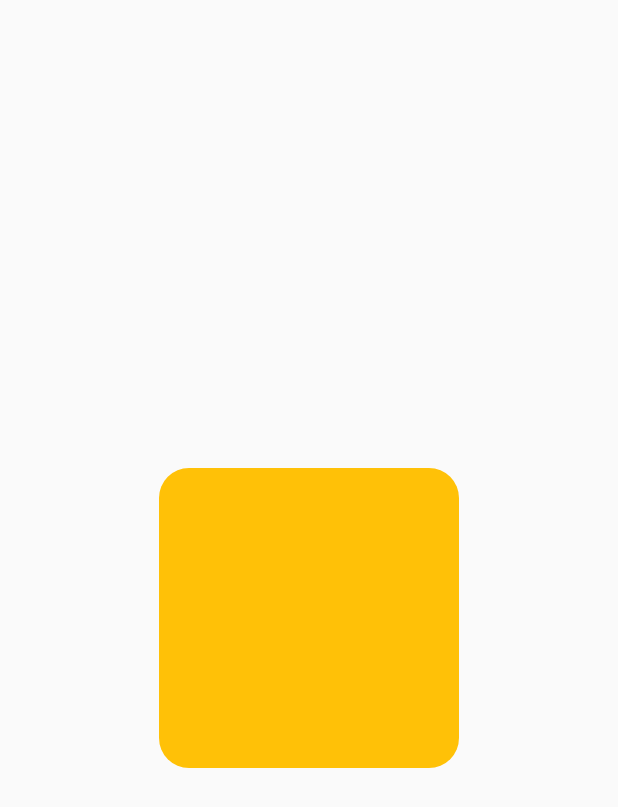
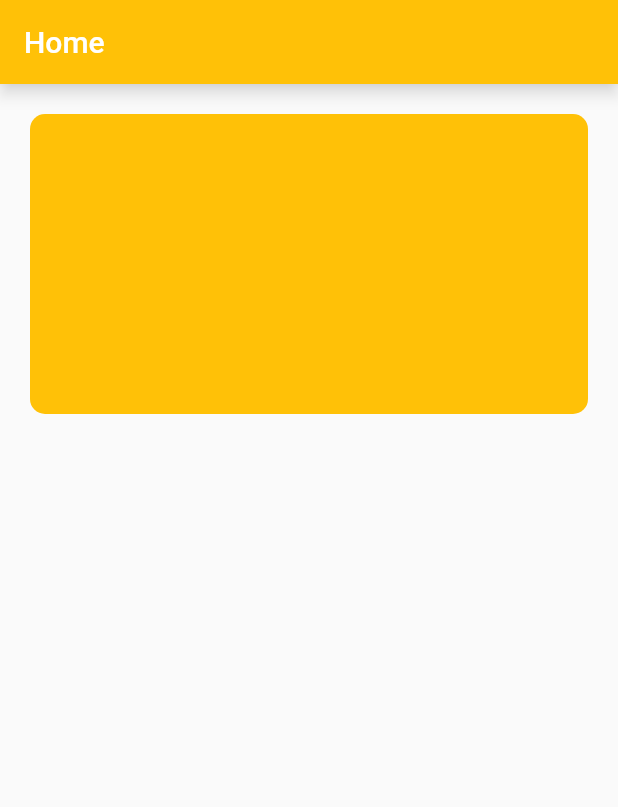
Before and after one commit to gottfriedhq/t_containers, a Flutter app: the screen it shows after launch, on a phone screen of 412 x 824 dp. Shown: the top 807 px of the screen. Run offline on Flutter 3.47's test engine with Material 2 defaults, Android fonts, the phone set to English and light mode, and no system bars.

Commit message:
AppBar & Rectangular Container

```diff
--- a/lib/home-page.dart
+++ b/lib/home-page.dart
@@ -6,14 +6,18 @@ class HomePage extends StatelessWidget {
   @override
   Widget build(BuildContext context) {
     return Scaffold(
-      body: Center(
-        child: Container(
-          width: 200,
-          height: 200,
-          decoration: BoxDecoration(
-              color: Color.fromARGB(255, 255, 193, 7),
-              borderRadius: BorderRadius.circular(20)),
-        ),
+      appBar: AppBar(
+        title: Text('Home'),
+        backgroundColor: Colors.amber,
+        shadowColor: Colors.white,
+      ),
+      body: Container(
+        margin: EdgeInsets.all(20),
+        width: 400,
+        height: 200,
+        decoration: BoxDecoration(
+            color: Color.fromARGB(255, 255, 193, 7),
+            borderRadius: BorderRadius.circular(10)),
       ),
     );
   }
```
